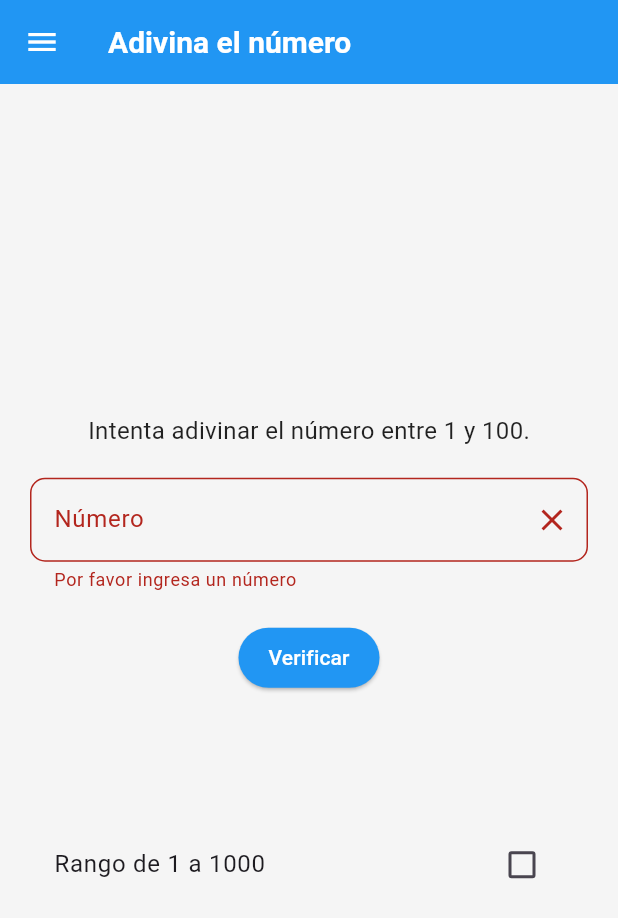
After one commit to alvaro-ruiz/2Flutter, a Flutter app: the AdivinaNumeroScreen screen opened by its route, after a tap on "Verificar", on a phone screen of 412 x 824 dp. The commit adds this screen. Shown: the top 918 px of the screen. Run offline on Flutter 3.47's test engine with Material 3 defaults, Android fonts, the phone set to English and light mode, and no system bars; our stand-ins replace google_fonts.

Commit message:
entrada 11 drawer

```diff
--- a/lib/drawer/drawer.dart
+++ b/lib/drawer/drawer.dart
@@ -134,6 +134,16 @@ class MyDrawer extends StatelessWidget {
               Navigator.pushNamed(context, '/formulario');
             },
           ),
+          ListTile(
+            leading: const Icon(Icons.edit_document),
+            title: Text(
+              'Adivina numero',
+              style: GoogleFonts.aladin(fontSize: 24),
+            ),
+            onTap: () {
+              Navigator.pushNamed(context, '/anumero');
+            },
+          ),
         ],
       ),
     );
--- a/lib/routes/approutes.dart
+++ b/lib/routes/approutes.dart
@@ -1,3 +1,4 @@
+import 'package:ejerciciosflutter/screens/adivinanumero.dart';
 import 'package:ejerciciosflutter/screens/from.dart';
 import 'package:flutter/material.dart';
 import '../screens/screens.dart';
@@ -15,5 +16,6 @@ class AppRoutes {
     '/instagram': (context) => const Instagram(),
     '/juegofoto': (context) => const JuegoFoto(),
     '/formulario' : (context) => const Formulario(),
+    '/anumero' : (context) => const AdivinaNumeroScreen()
   };
 }
--- /dev/null
+++ b/lib/screens/adivinanumero.dart
@@ -0,0 +1,157 @@
+import 'dart:math';
+import 'package:flutter/material.dart';
+
+import '../drawer/drawer.dart';
+
+class AdivinaNumeroScreen extends StatefulWidget {
+  const AdivinaNumeroScreen({super.key});
+
+  @override
+  _AdivinaNumeroScreenState createState() => _AdivinaNumeroScreenState();
+}
+
+class _AdivinaNumeroScreenState extends State<AdivinaNumeroScreen> {
+  final _formKey = GlobalKey<FormState>();
+  final TextEditingController _controller = TextEditingController();
+  late int _numeroObjetivo;
+  String _mensaje = '';
+  int _intento = 0;
+  bool _isCheckboxChecked = false;
+
+  @override
+  void initState() {
+    super.initState();
+    _generarNumeroAleatorio();
+  }
+
+  void _generarNumeroAleatorio() {
+    final random = Random();
+    if (_isCheckboxChecked) {
+      _numeroObjetivo = random.nextInt(1000) + 1;
+    } else {
+      _numeroObjetivo = random.nextInt(100) + 1;
+    }
+    // ignore: avoid_print
+    print('Número objetivo: $_numeroObjetivo');
+  }
+
+  @override
+  Widget build(BuildContext context) {
+    return Scaffold(
+      appBar: AppBar(
+        title: const Text("Adivina el número"),
+      ),
+      drawer: const MyDrawer(),
+      body: Padding(
+        padding: const EdgeInsets.all(20.0),
+        child: Form(
+          key: _formKey,
+          child: Column(
+            mainAxisAlignment: MainAxisAlignment.center,
+            children: [
+              Text(
+                "Intenta adivinar el número ${_isCheckboxChecked ? 'entre 1 y 1000' : 'entre 1 y 100'}.",
+              ),
+              const SizedBox(height: 20),
+              TextFormField(
+                controller: _controller,
+                decoration: InputDecoration(
+                  labelText: 'Número',
+                  hintText: 'Introduce un número',
+                  border: OutlineInputBorder(
+                    borderRadius: BorderRadius.circular(10.0),
+                  ),
+                  suffixIcon: IconButton(
+                    icon: const Icon(Icons.clear),
+                    onPressed: () => _controller.clear(),
+                  ),
+                ),
+                keyboardType: TextInputType.number,
+                validator: (value) {
+                  if (value == null || value.isEmpty) {
+                    return 'Por favor ingresa un número';
+                  }
+                  final number = int.tryParse(value);
+                  if (number == null || number < 1 || number > (_isCheckboxChecked ? 1000 : 100)) {
+                    return 'Por favor ingresa un número válido';
+                  }
+                  return null;
+                },
+              ),
+              const SizedBox(height: 20),
+              ElevatedButton(
+                onPressed: _validarNumero,
+                child: const Text('Verificar'),
+              ),
+              const SizedBox(height: 20),
+              Text(
+                _mensaje,
+                style: TextStyle(
+                  color: _mensaje.contains("correcto") ? Colors.green : Colors.red,
+                  fontSize: 18,
+                ),
+              ),
+              const SizedBox(height: 20),
+              if (_intento > 0) Text('Intentos realizados: $_intento'),
+              const SizedBox(height: 20),
+              CheckboxListTile(
+                title: const Text("Rango de 1 a 1000"),
+                value: _isCheckboxChecked,
+                onChanged: (bool? value) {
+                  setState(() {
+                    _isCheckboxChecked = value ?? false;
+                    _generarNumeroAleatorio();
+                  });
+                },
+              ),
+            ],
+          ),
+        ),
+      ),
+    );
+  }
+
+  void _validarNumero() {
+    if (_formKey.currentState!.validate()) {
+      final numeroIngresado = int.parse(_controller.text);
+      setState(() {
+        _intento++;
+        if (numeroIngresado < _numeroObjetivo) {
+          _mensaje = 'El número es mayor, intenta de nuevo.';
+        } else if (numeroIngresado > _numeroObjetivo) {
+          _mensaje = 'El número es menor, intenta de nuevo.';
+        } else {
+          _mensaje = '¡Correcto! Has adivinado el número.';
+          _mostrarDialogoGanador();
+        }
+      });
+      _controller.clear();
+    }
+  }
+
+  void _mostrarDialogoGanador() {
+    showDialog(
+      context: context,
+      builder: (context) {
+        return AlertDialog(
+          title: const Text('¡Felicidades!'),
+          content: const Text('¡Has adivinado el número correctamente!'),
+          actions: [
+            TextButton(
+              onPressed: () {
+                Navigator.of(context).pop();
+                setState(() {
+                  _intento = 0;
+                  _mensaje = '';
+                });
+                _generarNumeroAleatorio();
+                _controller.clear();
+              },
+              child: const Text('Reintentar'),
+            ),
+          ],
+        );
+      },
+    );
+  }
+}
```
